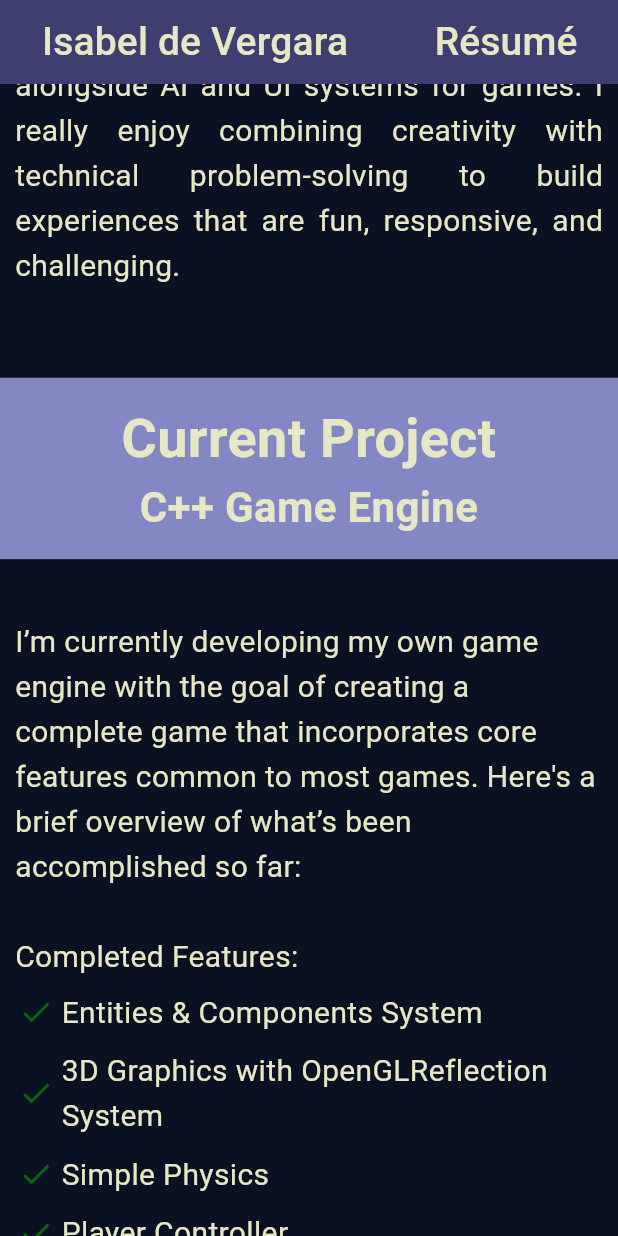
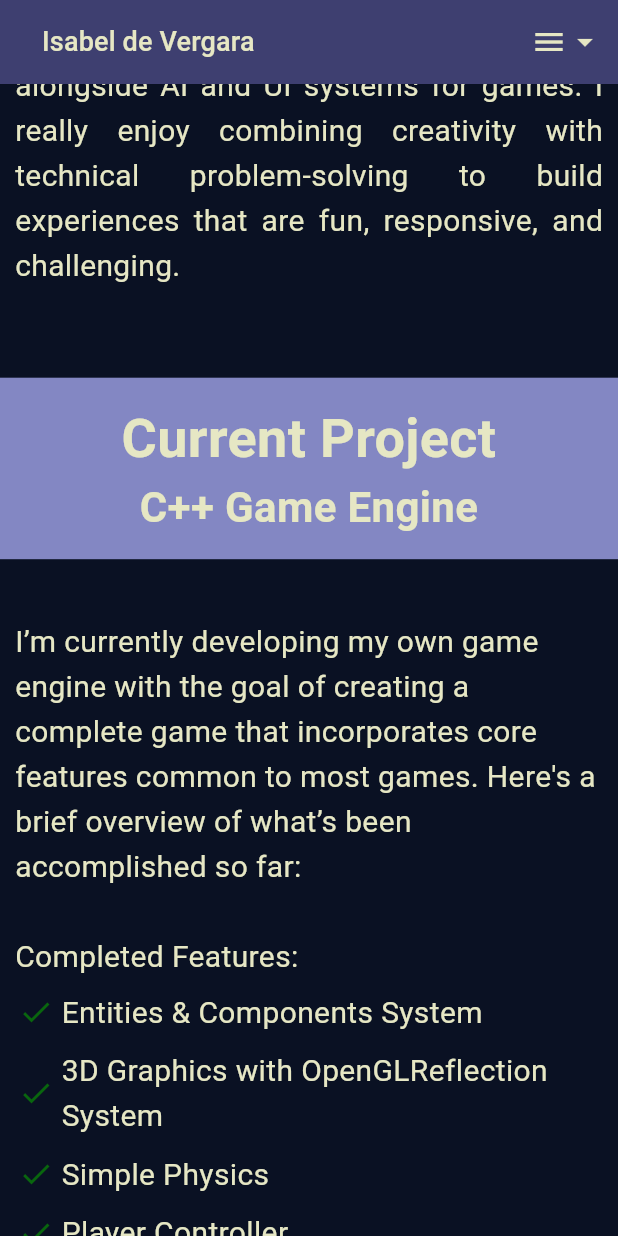
Before and after one commit to veris744/veris744.github.io, a Flutter app: the screen it shows after launch, scrolled down 1152 dp, on a phone screen of 412 x 824 dp. Run offline on Flutter 3.47's test engine with Material 3 defaults, Android fonts, the phone set to English and light mode, and no system bars; drawn by our look-alikes of scrollable_positioned_list; our stand-ins replace flutter_svg, video_player, youtube_player_iframe; missing offline and left inert: footer; network calls fail.

Commit message:
tab info

```diff
--- a/lib/project_pages/eol/end_of_life.dart
+++ b/lib/project_pages/eol/end_of_life.dart
@@ -186,7 +186,7 @@ class _EndOfLifeState extends State<EndOfLife> {
                               Padding(
                                 padding: const EdgeInsets.all(16.0),
                                 child: Text(
-                                  kDesc3EOL,
+                                  kDesc4EOL,
                                   style: kBodyTextStyleDark,
                                   textAlign: TextAlign.justify,
                                 ),
@@ -243,7 +243,7 @@ class _EndOfLifeState extends State<EndOfLife> {
                               Padding(
                                 padding: const EdgeInsets.all(16.0),
                                 child: Text(
-                                  kDesc4EOL,
+                                  kDesc3EOL,
                                   style: kBodyTextStyleDark,
                                   textAlign: TextAlign.justify,
                                 ),
--- a/lib/widgets/bar_button_drop.dart
+++ b/lib/widgets/bar_button_drop.dart
@@ -45,32 +45,43 @@ class _BarButtonDropState extends State<BarButtonDrop> {
             dropdownColor: kAccentColor,
             isDense: true,
             isExpanded: false,
+            alignment: Alignment.centerRight,
             value: null,
             hint: GestureDetector(
               onTap: _resetHover, // reset hover on tap to open dropdown
-              child: Text(
+              child:
+                  widget.text != ""
+                      ? Text(
                         widget.text,
                         style: TextStyle(
                           color: kTextColor,
                           fontSize: 26,
                           fontWeight: FontWeight.w500,
                         ),
-              ),
+                      )
+                      : Icon(Icons.menu, color: kTextColor),
             ),
             icon: Icon(Icons.arrow_drop_down, color: kTextColor),
-            style: TextStyle(color: kTextColor, fontSize: 26),
+            style: TextStyle(
+              color: kTextColor,
+              fontSize: widget.text != "" ? 26 : 18,
+            ),
             items: [
               DropdownMenuItem<String>(
+                alignment: Alignment.centerRight,
                 enabled: false,
                 value: closeValue,
-                child: Text(
-                  "Projects",
+                child:
+                    widget.text != ""
+                        ? Text(
+                          widget.text,
                           style: TextStyle(
                             color: kTextColor,
                             fontSize: 26,
                             fontWeight: FontWeight.bold,
                           ),
-                ),
+                        )
+                        : Icon(Icons.menu, color: kTextColor),
               ),
               ...List.generate(widget.option.length, (index) {
                 return DropdownMenuItem<String>(
--- a/lib/widgets/top_bar.dart
+++ b/lib/widgets/top_bar.dart
@@ -44,7 +44,7 @@ class TopBar extends StatelessWidget implements PreferredSizeWidget {
             onPressed: followLink,
             child: Text(
               "Isabel de Vergara",
-              style: TextStyle(color: kTextColor, fontSize: 26),
+              style: TextStyle(color: kTextColor, fontSize: MediaQuery.of(context).size.width > 700 ? 26 : 18),
             ),
           );
         },
@@ -64,7 +64,29 @@ class TopBar extends StatelessWidget implements PreferredSizeWidget {
                 BarButton(scrollTo: scrollToSkills, text: "Skills"),
                 BarButton(scrollTo: scrollToContact, text: "Contact"),
               ]
-              : [BarButton(scrollTo: scrollToResume, text: "Résumé")],
+              : [
+                BarButtonDrop(
+                  option: [
+                    "Résumé",
+                    "Highlighted",
+                    "Academic Projects",
+                    "Personal Projects",
+                    "Skills",
+                    "Contact",
+                  ],
+                  text: "",
+                  scrollTos: [
+                    scrollToResume,
+                    scrollToHihlighted,
+                    scrollToProjectsA,
+                    scrollToProjectsP,
+                    scrollToSkills,
+                    scrollToContact,
+                  ],
+                ),
+              ],
+
+      //[BarButton(scrollTo: scrollToResume, text: "Résumé")],
     );
   }
 
```
Also changed, not shown: 2 other files. Lines whose indentation alone changed are shown as unchanged.
